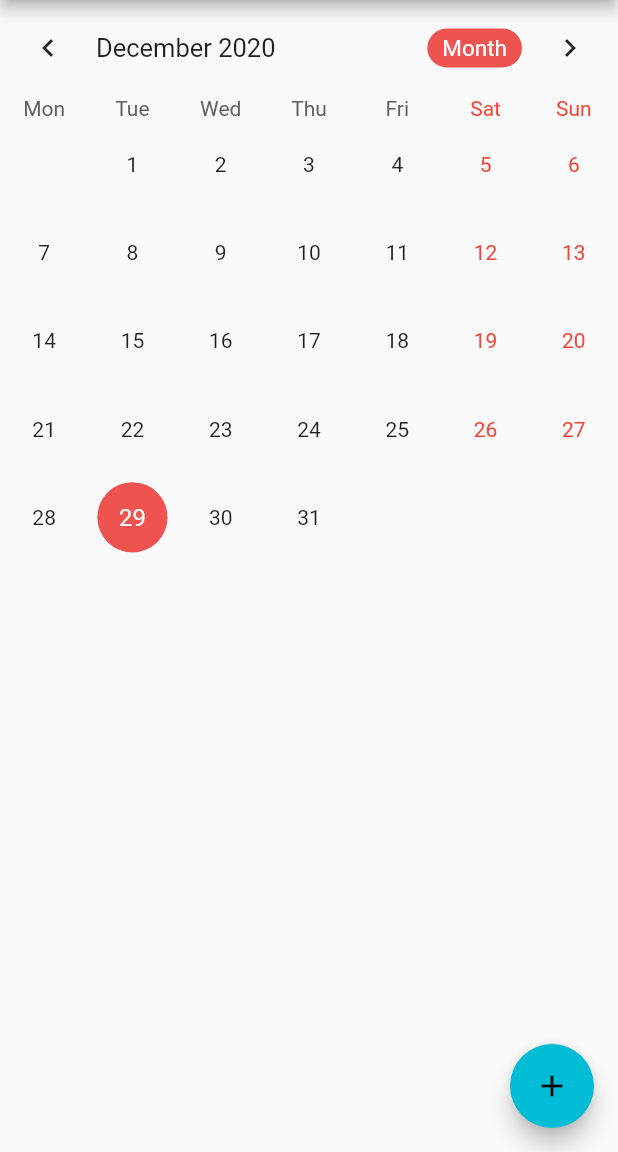
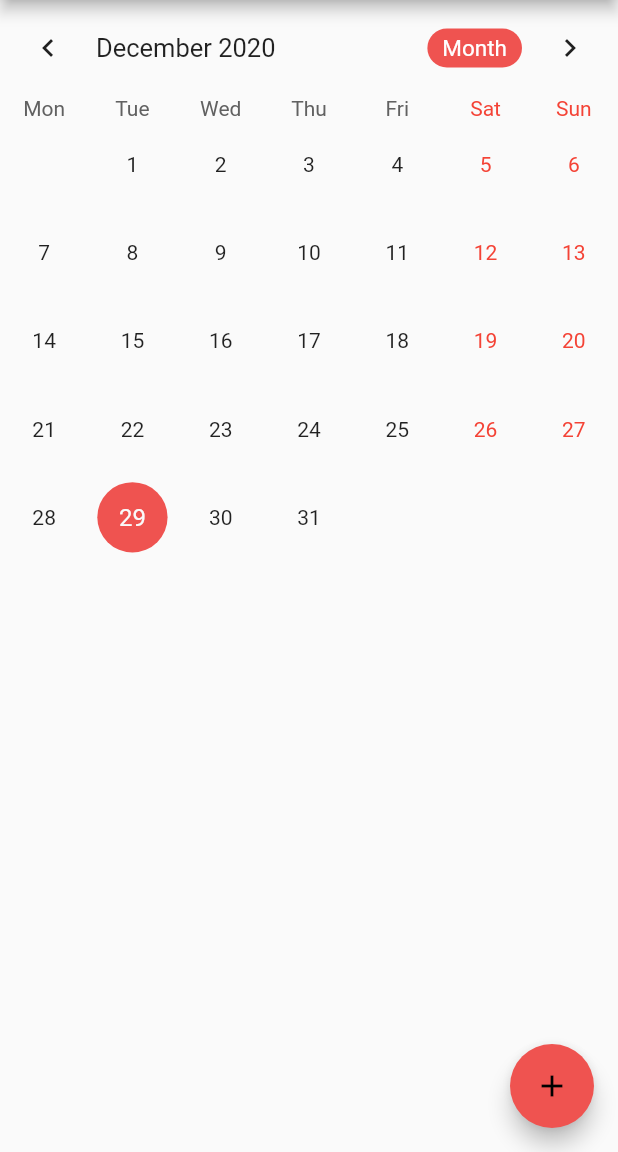
Before and after one commit to AIR-FOI-HR/AIR2005, a Flutter app: the Calendar widget shown alone on an empty page, opened directly, on a phone screen of 412 x 824 dp, the part 84-1236 px from its top. Run offline on Flutter 3.47's test engine with Material 2 defaults, Android fonts, the phone set to English and light mode, and no system bars; drawn by our look-alikes of table_calendar; our stand-ins replace cloud_firestore, datetime_picker_formfield, firebase_auth, firebase_core, flutter_datetime_picker, rflutter_alert; missing offline and left inert: firebase_helpers; accounts and stored records are empty.

```diff
--- a/planerify/lib/login.dart
+++ b/planerify/lib/login.dart
@@ -54,7 +54,7 @@ class _State extends State<LoginPage> {
                     padding: EdgeInsets.fromLTRB(10, 0, 10, 0),
                     child: RaisedButton(
                       textColor: Colors.white,
-                      color: Colors.blue,
+                      color: Theme.of(context).primaryColor,
                       child: Text('Login'),
                       onPressed: ()  {
                         String email =nameController.text;
--- a/planerify/lib/main.dart
+++ b/planerify/lib/main.dart
@@ -11,6 +11,7 @@ void main() async {
   await Firebase.initializeApp();
   runApp(
       MaterialApp(
+        theme: ThemeData(primarySwatch: Colors.cyan),
         home: LoginPage()
     )
   );
--- a/planerify/lib/screens/calendarScreen.dart
+++ b/planerify/lib/screens/calendarScreen.dart
@@ -15,6 +15,8 @@ import 'addEvent.dart';
 
 
 class Calendar extends StatefulWidget {
+  static const routeName = '/calendarScreen';
+
   @override
   _CalendarController createState() => _CalendarController();
 }
@@ -104,16 +106,6 @@ class _CalendarView extends WidgetView<Calendar, _CalendarController> {
 
   @override
   Widget build(BuildContext context) {
-    return MaterialApp(
-      title: 'Planerify Calendar',
-      theme: ThemeData(
-        primarySwatch: Colors.cyan,
-      ),
-      home: _calendarPage(context),
-    );
-  }
-
-  Widget _calendarPage(BuildContext context) {
     return Scaffold(
       appBar: AppBar(
         title: Text("Planer"),
@@ -124,6 +116,7 @@ class _CalendarView extends WidgetView<Calendar, _CalendarController> {
       ),
       floatingActionButton: FloatingActionButton(
         child: Icon(Icons.add),
+        backgroundColor: Colors.red.shade400,
         onPressed: () {
           Navigator.push(
               context,
--- a/planerify/lib/screens/editNote.dart
+++ b/planerify/lib/screens/editNote.dart
@@ -106,7 +106,7 @@ class _EditNoteView extends WidgetView<EditNote, _EditNoteController> {
           state.handleButtonPressed();
         },
         child: Icon(Icons.check),
-        backgroundColor: Colors.lightBlue,
+        backgroundColor: Colors.red.shade400,
       ),
 
     );
--- a/planerify/lib/screens/notes.dart
+++ b/planerify/lib/screens/notes.dart
@@ -31,7 +31,7 @@ class _NotesView extends WidgetView<Notes, _NotesController> {
           _addNoteNavigator(context);
         },
         child: Icon(Icons.add),
-        backgroundColor: Colors.lightBlue,
+        backgroundColor: Colors.red.shade400,
       ),
     );
   }
```
Also changed, not shown: planerify/lib/screens/mainScreen.dart (+3 -6 lines).
